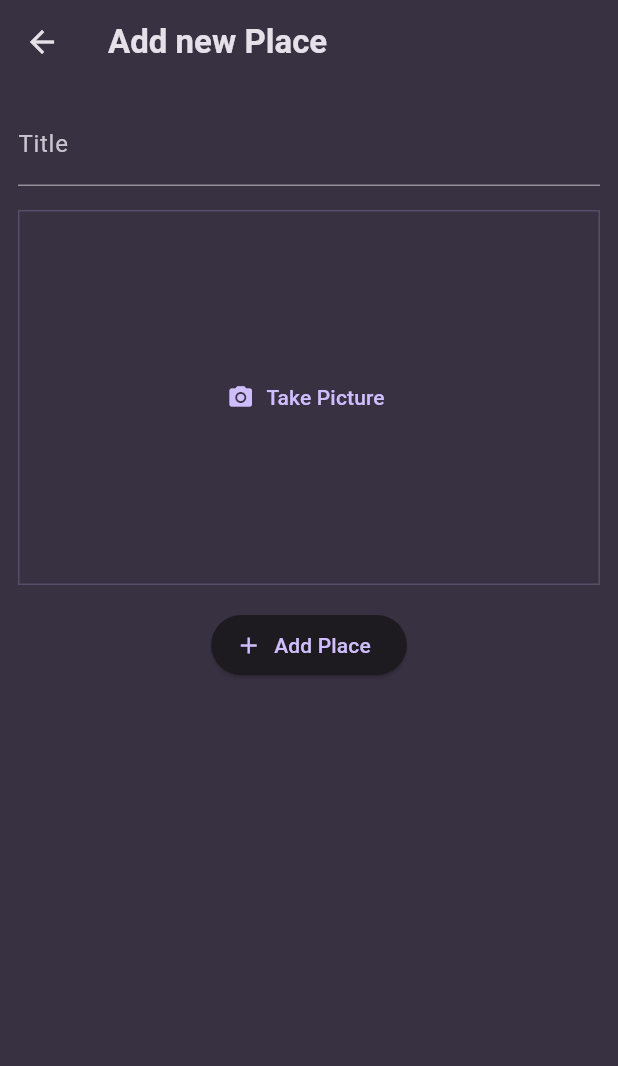
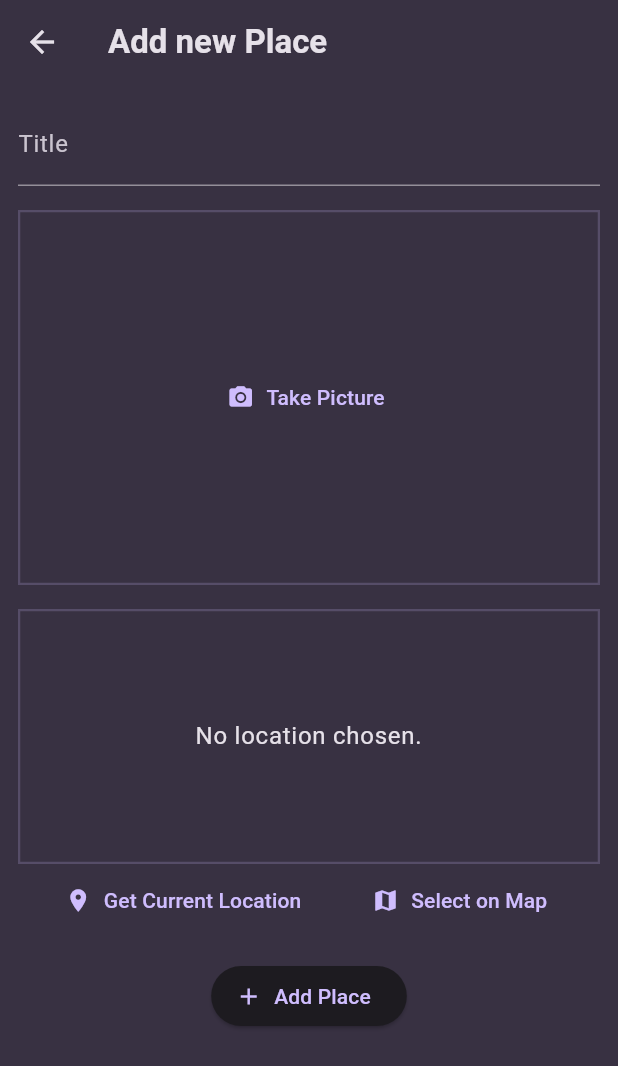
Before and after one commit to DanielHoman/flutter_favorite_places, a Flutter app: the AddPlaceScreen screen opened directly, after a tap on "Take Picture", on a phone screen of 412 x 824 dp. Shown: the top 1066 px of the screen. Run offline on Flutter 3.47's test engine with Material 3 defaults, Android fonts, the phone set to English and light mode, and no system bars; our stand-ins replace flutter_riverpod, google_fonts, image_picker, location.

Commit message:
Add location and image handling features to favorite places app
- Updated Info.plist to include location usage description.
- Modified Place model to include image as a required field.
- Enhanced UserPlacesNotifier to accept image when adding a place.
- Updated AddPlaceScreen to handle image selection and validation.
- Improved PlaceDetailScreen to display selected place image.
- Refactored ImageInput widget to manage image capture and selection.
- Updated PlacesList to show place images in the list.
- Registered location plugin in GeneratedPluginRegistrant.swift.
- Updated pubspec.yaml to include location and http dependencies.
- Added LocationInput widget for fetching and displaying current location.

```diff
--- a/lib/models/place.dart
+++ b/lib/models/place.dart
@@ -1,3 +1,4 @@
+import 'dart:io';
 import 'package:uuid/uuid.dart';
 
 const uuid = Uuid();
@@ -5,8 +6,10 @@ const uuid = Uuid();
 class Place {
   Place({
     required this.name,
+    required this.image,
   }) : id = uuid.v4();
 
   final String id;
   final String name;
+  final File image;
 }
--- a/lib/providers/user_places.dart
+++ b/lib/providers/user_places.dart
@@ -1,3 +1,4 @@
+import 'dart:io';
 import 'package:favorite_places/models/place.dart';
 import 'package:flutter_riverpod/flutter_riverpod.dart';
 
@@ -7,8 +8,8 @@ class UserPlacesNotifier extends Notifier<List<Place>> {
     return [];
   }
 
-  void addPlace(String title) {
-    final newPlace = Place(name: title);
+  void addPlace(String title, File image) {
+    final newPlace = Place(name: title, image: image);
     state = [...state, newPlace];
   }
 }
--- a/lib/screens/add_place.dart
+++ b/lib/screens/add_place.dart
@@ -1,5 +1,8 @@
+import 'dart:io';
+
 import 'package:favorite_places/providers/user_places.dart';
 import 'package:favorite_places/widgets/image_input.dart';
+import 'package:favorite_places/widgets/location_input.dart';
 import 'package:flutter/material.dart';
 import 'package:flutter_riverpod/flutter_riverpod.dart';
 
@@ -12,16 +15,19 @@ class AddPlaceScreen extends ConsumerStatefulWidget {
 
 class _AddPlaceScreenState extends ConsumerState<AddPlaceScreen> {
   final _titleController = TextEditingController();
+  File? _selectedImage;
 
   void _savePlace() {
     final enteredTitle = _titleController.text;
 
-    if (enteredTitle.isEmpty) {
+    if (enteredTitle.isEmpty || _selectedImage == null) {
       // show dialog
       return;
     }
 
-    ref.read(userPlacesProvider.notifier).addPlace(enteredTitle);
+    ref
+        .read(userPlacesProvider.notifier)
+        .addPlace(enteredTitle, _selectedImage!);
 
     Navigator.of(context).pop();
   }
@@ -50,7 +56,13 @@ class _AddPlaceScreenState extends ConsumerState<AddPlaceScreen> {
               controller: _titleController,
             ),
             const SizedBox(height: 16),
-            const ImageInput(),
+            ImageInput(
+              onSelectImage: (image) {
+                _selectedImage = image;
+              },
+            ),
+            const SizedBox(height: 16),
+            LocationInput(),
             const SizedBox(height: 16),
             ElevatedButton.icon(
               onPressed: _savePlace,
--- a/lib/widgets/image_input.dart
+++ b/lib/widgets/image_input.dart
@@ -1,32 +1,67 @@
+import 'dart:io';
+
 import 'package:flutter/material.dart';
+import 'package:image_picker/image_picker.dart';
 
 class ImageInput extends StatefulWidget {
-  const ImageInput({super.key});
+  const ImageInput({required this.onSelectImage, super.key});
+
+  final void Function(File image) onSelectImage;
 
   @override
   State<ImageInput> createState() => _ImageInputState();
 }
 
 class _ImageInputState extends State<ImageInput> {
-  void _takePicture() {}
+  File? _selectedImage;
+
+  Future<void> _takePicture() async {
+    final imagePicker = ImagePicker();
+    final image = await imagePicker.pickImage(
+      source: ImageSource.camera,
+      maxWidth: 600,
+    );
+    if (image == null) {
+      return;
+    }
+    setState(() {
+      _selectedImage = File(image.path);
+    });
+
+    widget.onSelectImage(_selectedImage!);
+  }
 
   @override
   Widget build(BuildContext context) {
+    Widget content = TextButton.icon(
+      onPressed: _takePicture,
+      label: const Text('Take Picture'),
+      icon: const Icon(Icons.camera_alt),
+    );
+
+    if (_selectedImage != null) {
+      content = GestureDetector(
+        onTap: _takePicture,
+        child: Image.file(
+          _selectedImage!,
+          fit: BoxFit.cover,
+          width: double.infinity,
+          height: double.infinity,
+        ),
+      );
+    }
+
     return Container(
       decoration: BoxDecoration(
         border: Border.all(
-          width: 1,
+          width: 1.5,
           color: Theme.of(context).colorScheme.primary.withValues(alpha: 0.2),
         ),
       ),
       height: 250,
       width: double.infinity,
       alignment: Alignment.center,
-      child: TextButton.icon(
-        onPressed: _takePicture,
-        label: const Text('Take Picture'),
-        icon: const Icon(Icons.camera_alt),
-      ),
+      child: content,
     );
   }
 }
--- /dev/null
+++ b/lib/widgets/location_input.dart
@@ -0,0 +1,109 @@
+import 'dart:convert';
+import 'package:flutter/material.dart';
+import 'package:location/location.dart';
+import 'package:http/http.dart' as http;
+
+class LocationInput extends StatefulWidget {
+  const LocationInput({super.key});
+
+  @override
+  State<LocationInput> createState() => _LocationInputState();
+}
+
+class _LocationInputState extends State<LocationInput> {
+  Location? _pickedLoaction;
+  bool _isGettingLocation = false;
+
+  void _getCurrentLocation() async {
+    Location location = Location();
+
+    bool serviceEnabled;
+    PermissionStatus permissionGranted;
+    LocationData locationData;
+
+    serviceEnabled = await location.serviceEnabled();
+    if (!serviceEnabled) {
+      serviceEnabled = await location.requestService();
+      if (!serviceEnabled) {
+        return;
+      }
+    }
+
+    permissionGranted = await location.hasPermission();
+    if (permissionGranted == PermissionStatus.denied) {
+      permissionGranted = await location.requestPermission();
+      if (permissionGranted != PermissionStatus.granted) {
+        return;
+      }
+    }
+
+    setState(() {
+      _isGettingLocation = true;
+    });
+
+    locationData = await location.getLocation();
+    final lat = locationData.latitude;
+    final lng = locationData.longitude;
+    final url = Uri.parse(
+      'https://maps.googleapis.com/maps/api/geocode/json?latlng=$lat,$lng&key=AIzaSyBXNSmJ0q6zU9urwGLWspDEqbvEZJp6aFA',
+    );
+    final response = await http.get(url);
+    final respData = json.decode(response.body);
+    final address = respData['results'][0]['formatted_address'];
+
+    setState(() {
+      _isGettingLocation = false;
+    });
+  }
+
+  void _selectOnMap() {}
+
+  @override
+  Widget build(BuildContext context) {
+    Widget previewContent = Text(
+      'No location chosen.',
+      textAlign: TextAlign.center,
+      style: Theme.of(context).textTheme.bodyLarge!.copyWith(
+        color: Theme.of(context).colorScheme.onSurface,
+      ),
+    );
+
+    if (_isGettingLocation) {
+      previewContent = const CircularProgressIndicator();
+    }
+
+    return Column(
+      children: [
+        Container(
+          alignment: Alignment.center,
+          height: 170,
+          width: double.infinity,
+          decoration: BoxDecoration(
+            border: Border.all(
+              width: 1.5,
+              color: Theme.of(
+                context,
+              ).colorScheme.primary.withValues(alpha: 0.2),
+            ),
+          ),
+          child: previewContent,
+        ),
+        Row(
+          mainAxisAlignment: MainAxisAlignment.spaceEvenly,
+          children: [
+            TextButton.icon(
+              onPressed: _getCurrentLocation,
+              label: const Text('Get Current Location'),
+              icon: const Icon(Icons.location_on),
+            ),
+            TextButton.icon(
+              onPressed: () {},
+              label: const Text('Select on Map'),
+              icon: const Icon(Icons.map),
+            ),
+          ],
+        ),
+      ],
+    );
+  }
+}
--- a/pubspec.yaml
+++ b/pubspec.yaml
@@ -11,7 +11,9 @@ dependencies:
     sdk: flutter
   flutter_riverpod: ^3.0.3
   google_fonts: ^6.3.2
+  http: ^1.6.0
   image_picker: ^1.2.0
+  location: ^8.0.1
   uuid: ^4.5.2
   very_good_analysis: ^10.0.0
 
```
Also changed, not shown: lib/screens/place_detail.dart (+8 -6 lines), lib/widgets/places_list.dart (+8 -1 lines), pubspec.lock, 2 other files.
